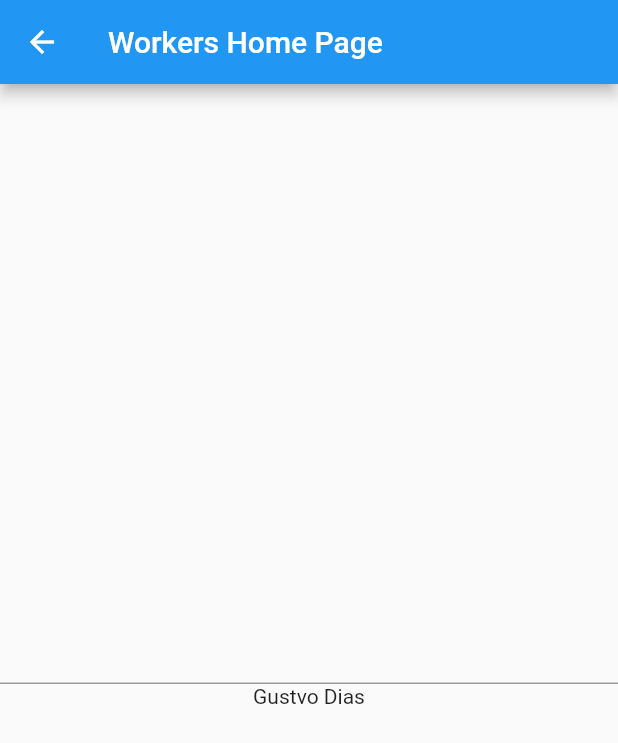
After one commit to 2DevGs/get_state_manager, a Flutter app: the screen it shows after launch, after a tap on "Workers", on a phone screen of 412 x 824 dp. The commit adds this screen. Shown: the top 743 px of the screen. Run offline on Flutter 3.47's test engine with Material 2 defaults, Android fonts, the phone set to English and light mode, and no system bars; our stand-ins replace get.

Commit message:
Workers (ever)
In this commit, a basic controller structure was implemented using Getx patterns to exemplify the .ever

```diff
--- a/lib/home_page.dart
+++ b/lib/home_page.dart
@@ -68,6 +68,12 @@ class HomePage extends StatelessWidget {
               },
               child: const Text('Local State Widget'),
             ),
+            TextButton(
+              onPressed: () {
+                Get.toNamed('/workers');
+              },
+              child: const Text('Workers'),
+            ),
           ],
         ),
       ),
--- a/lib/main.dart
+++ b/lib/main.dart
@@ -1,5 +1,6 @@
 import 'package:flutter/material.dart';
 import 'package:get/get.dart';
+import 'package:get_state_manager/workers/workers_controller.dart';
 
 import 'atualizacao/atuzalizacao_objetos_page.dart';
 import 'basico/reatividade_page.dart';
@@ -14,6 +15,7 @@ import 'tipos/tipo_obs_page.dart';
 import 'tipos/tipo_reativos_genericos_nullos_page.dart';
 import 'tipos/tipo_reativos_genericos_page.dart';
 import 'tipos/tipo_reativos_page.dart';
+import 'workers/workers_page.dart';
 
 void main() {
   runApp(const MyApp());
@@ -79,6 +81,13 @@ class MyApp extends StatelessWidget {
           name: '/localStateWidget',
           page: () => const LocalStateWidgetPage(),
         ),
+        GetPage(
+          name: '/workers',
+          binding: BindingsBuilder.put(
+            () => WorkersController(),
+          ),
+          page: () => const WorkersPage(),
+        ),
       ],
     );
   }
--- /dev/null
+++ b/lib/workers/workers_controller.dart
@@ -0,0 +1,33 @@
+import 'package:get/get.dart';
+
+class WorkersController extends GetxController {
+  final _workers = <Worker>[];
+  final _nome = 'Gustvo Dias'.obs;
+
+  String get nome => _nome.value;
+
+  @override
+  void onInit() {
+    final everWorker = ever(_nome, (nome) {
+        print('Executando o worker ever');
+        print(nome);
+      },
+      cancelOnError: true,
+      condition: () => _nome.value == 'Gustavo Dias',
+    );
+    _workers.add(everWorker);
+    super.onInit();
+  }
+
+  @override
+  void onClose() {
+    for (var worker in _workers) {
+      worker();
+    }
+    super.onClose();
+  }
+
+  void alterarNome(String value) {
+    _nome(value);
+  }
+}
--- /dev/null
+++ b/lib/workers/workers_page.dart
@@ -0,0 +1,36 @@
+import 'package:flutter/material.dart';
+import 'package:get/get.dart';
+import 'package:get_state_manager/workers/workers_controller.dart';
+
+class WorkersPage extends StatefulWidget {
+  const WorkersPage({super.key});
+
+  @override
+  State<WorkersPage> createState() => _WorkersPageState();
+}
+
+class _WorkersPageState extends State<WorkersPage> {
+  final controller = Get.find<WorkersController>();
+
+  @override
+  Widget build(BuildContext context) {
+    return Scaffold(
+      appBar: AppBar(
+        title: const Text('Workers Home Page'),
+      ),
+      body: Center(
+        child: Column(
+          mainAxisAlignment: MainAxisAlignment.center,
+          children: [
+            TextField(
+              onChanged: controller.alterarNome,
+            ),
+            Obx(() {
+              return Text(controller.nome);
+            }),
+          ],
+        ),
+      ),
+    );
+  }
+}
```
